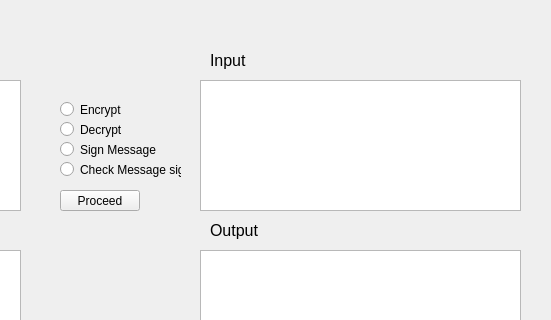
Before: the Qt Designer form dialog.ui in Lerksy/RSALabs, drawn with Qt 5; both pictures show x 300 to 851 and y 0 to 320 of the 851 by 423 pixel window.
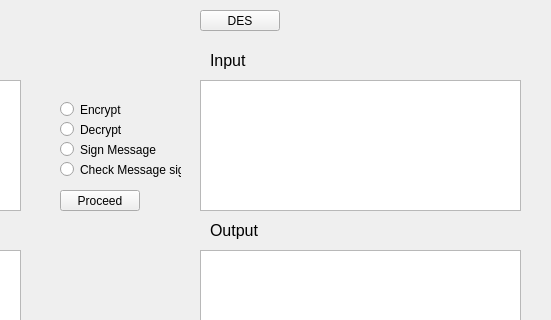
After: the same form once the commit is applied.

Commit message: Added ability to cipher with DES (in new window).

```diff
--- a/dialog.ui
+++ b/dialog.ui
@@ -242,6 +242,19 @@
     <string>Copy output to Clipboard</string>
    </property>
   </widget>
+  <widget class="QPushButton" name="desButton">
+   <property name="geometry">
+    <rect>
+     <x>500</x>
+     <y>10</y>
+     <width>80</width>
+     <height>21</height>
+    </rect>
+   </property>
+   <property name="text">
+    <string>DES</string>
+   </property>
+  </widget>
  </widget>
  <resources/>
  <connections/>
```
The commit also changes 6 other files.
